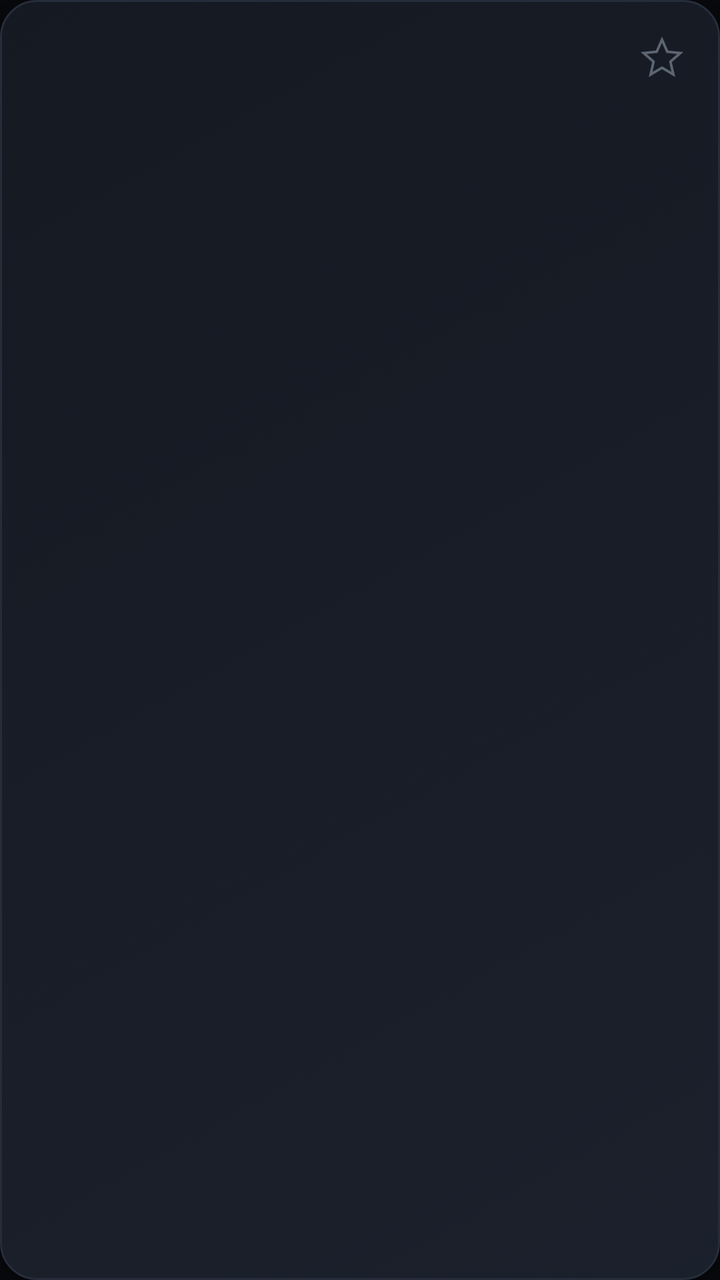
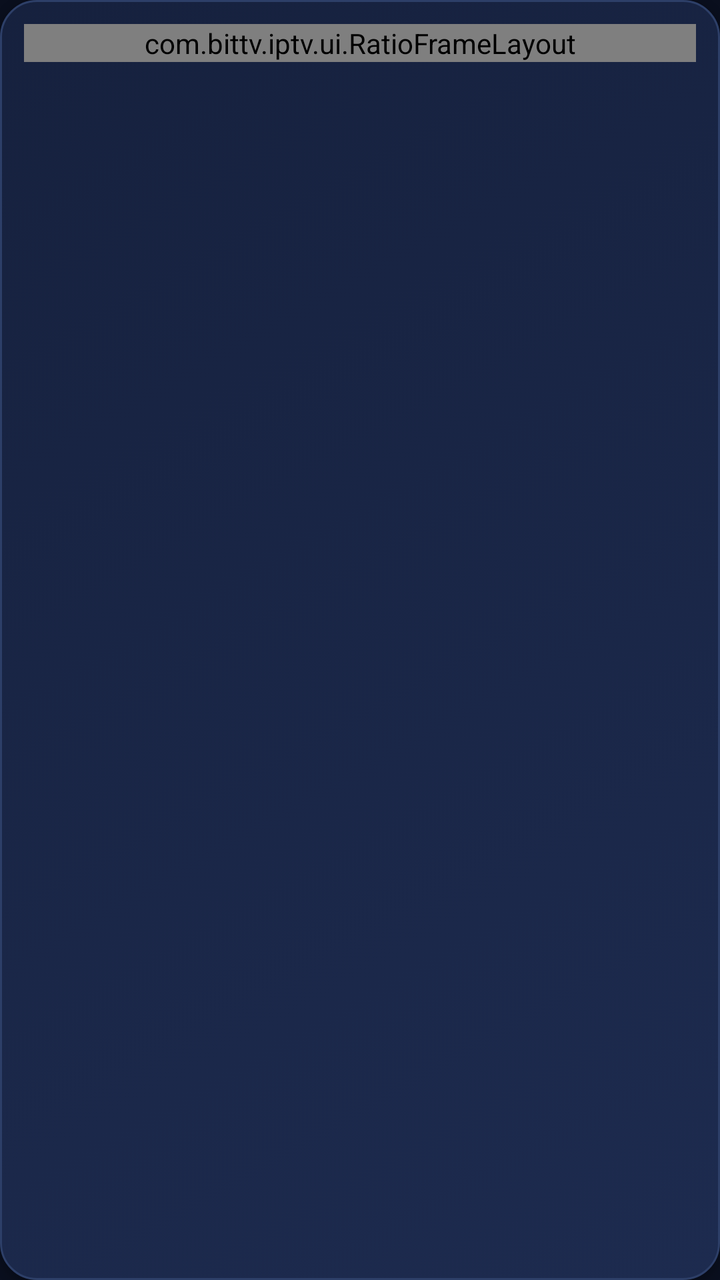

Two renders of the same Android screen: before a commit and after it. Below are the layout's source before the change and the commit's diff.
<!-- AndroidManifest.xml: application theme Theme.BITTV -->
<!-- res/layout/item_channel.xml -->
<?xml version="1.0" encoding="utf-8"?>
<LinearLayout xmlns:android="http://schemas.android.com/apk/res/android"
    android:layout_width="match_parent"
    android:layout_height="wrap_content"
    android:layout_marginStart="6dp"
    android:layout_marginEnd="6dp"
    android:layout_marginBottom="12dp"
    android:orientation="vertical"
    android:padding="12dp"
    android:elevation="2dp"
    android:background="@drawable/bg_channel_selector">

    <FrameLayout
        android:layout_width="match_parent"
        android:layout_height="94dp">

        <ImageView
            android:id="@+id/channelLogo"
            android:layout_width="match_parent"
            android:layout_height="match_parent"
            android:layout_marginEnd="28dp"
            android:scaleType="fitCenter"
            android:contentDescription="Channel logo" />

        <TextView
            android:id="@+id/channelInitial"
            android:layout_width="match_parent"
            android:layout_height="match_parent"
            android:layout_marginEnd="28dp"
            android:gravity="center"
            android:textColor="@color/text_primary"
            android:textSize="22sp"
            android:textStyle="bold"
            android:visibility="gone" />

        <ImageButton
            android:id="@+id/favoriteButton"
            android:layout_width="34dp"
            android:layout_height="34dp"
            android:layout_gravity="top|end"
            android:background="@android:color/transparent"
            android:src="@drawable/ic_star_outline"
            android:scaleType="centerInside"
            android:padding="6dp"
            android:contentDescription="Favorite" />
    </FrameLayout>

    <TextView
        android:id="@+id/channelName"
        android:layout_width="match_parent"
        android:layout_height="wrap_content"
        android:layout_marginTop="9dp"
        android:maxLines="2"
        android:ellipsize="end"
        android:textColor="@color/text_primary"
        android:textStyle="bold"
        android:textSize="14sp"
        android:lineSpacingExtra="1dp" />

    <LinearLayout
        android:layout_width="match_parent"
        android:layout_height="wrap_content"
        android:layout_marginTop="5dp"
        android:orientation="horizontal">

        <TextView
            android:id="@+id/channelLive"
            android:layout_width="wrap_content"
            android:layout_height="wrap_content"
            android:textColor="@color/live_dot"
            android:textSize="11sp"
            android:textStyle="bold" />

        <TextView
            android:id="@+id/channelGroup"
            android:layout_width="0dp"
            android:layout_height="wrap_content"
            android:layout_weight="1"
            android:layout_marginStart="6dp"
            android:maxLines="1"
            android:ellipsize="end"
            android:textColor="@color/text_secondary"
            android:textSize="11sp" />
    </LinearLayout>
    <TextView
        android:id="@+id/channelNowPlaying"
        android:layout_width="wrap_content"
        android:layout_height="wrap_content"
        android:layout_marginTop="6dp"
        android:paddingStart="8dp"
        android:paddingEnd="8dp"
        android:paddingTop="3dp"
        android:paddingBottom="3dp"
        android:background="@drawable/bg_button_primary"
        android:text="▶ SEDANG DIPUTAR"
        android:textColor="@color/text_primary"
        android:textStyle="bold"
        android:textSize="9sp"
        android:letterSpacing="0.04"
        android:visibility="gone" />

</LinearLayout>
<!-- resources referenced by this layout -->
<resources>
  <color name="live_dot">#00E676</color>
  <color name="text_primary">#FFFFFF</color>
  <color name="text_secondary">#9AA5B4</color>
  <!-- drawable bg_button_primary (drawable) -->
  <?xml version="1.0" encoding="utf-8"?>
  <ripple xmlns:android="http://schemas.android.com/apk/res/android"
      android:color="#40FFFFFF">
      <item>
          <shape android:shape="rectangle">
              <gradient
                  android:angle="135"
                  android:startColor="@color/accent_light"
                  android:centerColor="@color/accent"
                  android:endColor="@color/accent_dark"
                  android:type="linear" />
              <corners android:radius="14dp" />
          </shape>
      </item>
  </ripple>
  <!-- drawable bg_channel_selector (drawable) -->
  <?xml version="1.0" encoding="utf-8"?>
  <selector xmlns:android="http://schemas.android.com/apk/res/android">
  
      
      <item android:state_selected="true">
          <ripple android:color="@color/accent_glow">
              <item>
                  <shape android:shape="rectangle">
                      <gradient
                          android:angle="135"
                          android:startColor="@color/accent_soft"
                          android:endColor="@color/surface_elevated"
                          android:type="linear" />
                      <corners android:radius="18dp" />
                      <stroke android:width="2dp" android:color="@color/accent" />
                  </shape>
              </item>
          </ripple>
      </item>
  
      
      <item>
          <ripple android:color="@color/accent_glow">
              <item>
                  <shape android:shape="rectangle">
                      <gradient
                          android:angle="135"
                          android:startColor="@color/surface_elevated"
                          android:endColor="@color/surface"
                          android:type="linear" />
                      <corners android:radius="18dp" />
                      <stroke android:width="1dp" android:color="@color/surface_stroke" />
                  </shape>
              </item>
          </ripple>
      </item>
  </selector>
  <!-- drawable ic_star_outline (drawable) -->
  <vector xmlns:android="http://schemas.android.com/apk/res/android"
      android:width="24dp"
      android:height="24dp"
      android:viewportWidth="24"
      android:viewportHeight="24">
      <path
          android:strokeColor="#5C6572"
          android:strokeWidth="1.4"
          android:fillColor="#00000000"
          android:pathData="M12,2 L14.9,8.6 L22,9.3 L16.6,14 L18.2,21 L12,17.3 L5.8,21 L7.4,14 L2,9.3 L9.1,8.6 Z" />
  </vector>
  <style name="Theme.BITTV" parent="Theme.AppCompat.DayNight.NoActionBar">
          <item name="android:windowActionModeOverlay">true</item>
          <item name="android:colorAccent">@color/accent</item>
          <item name="colorPrimary">@color/accent</item>
          <item name="android:navigationBarColor">@color/bg_root</item>
          <item name="android:statusBarColor">@color/bg_root</item>
          <item name="android:windowLightStatusBar">false</item>
          <item name="android:windowBackground">@color/bg_root</item>
      </style>
  <color name="accent_light">#FF7A66</color>
  <color name="accent">#FF3B54</color>
  <color name="accent_dark">#B01E3D</color>
  <color name="accent_glow">#40FF3B54</color>
  <color name="accent_soft">#3A2027</color>
  <color name="surface_elevated">#1B212C</color>
  <color name="surface">#151922</color>
  <color name="surface_stroke">#262D3A</color>
  <color name="bg_root">#08090C</color>
</resources>

<!-- the commit's change to res/layout/item_channel.xml (unified diff, before → after) -->
@@ -10,9 +10,10 @@
     android:elevation="2dp"
     android:background="@drawable/bg_channel_selector">
 
-    <FrameLayout
+    <com.bittv.iptv.ui.RatioFrameLayout
+        android:id="@+id/channelLogoFrame"
         android:layout_width="match_parent"
-        android:layout_height="94dp">
+        android:layout_height="wrap_content">
 
         <ImageView
             android:id="@+id/channelLogo"
@@ -43,7 +44,7 @@
             android:scaleType="centerInside"
             android:padding="6dp"
             android:contentDescription="Favorite" />
-    </FrameLayout>
+    </com.bittv.iptv.ui.RatioFrameLayout>
 
     <TextView
         android:id="@+id/channelName"
<!-- resource entries referenced after the edit -->
@@ -1,8 +1,8 @@
 <!-- resources referenced by this layout -->
 <resources>
-  <color name="live_dot">#00E676</color>
+  <color name="live_dot">#00F08A</color>
   <color name="text_primary">#FFFFFF</color>
-  <color name="text_secondary">#9AA5B4</color>
+  <color name="text_secondary">#A7B3D6</color>
   <!-- drawable bg_button_primary (drawable) -->
   <?xml version="1.0" encoding="utf-8"?>
   <ripple xmlns:android="http://schemas.android.com/apk/res/android"
@@ -78,14 +78,14 @@
           <item name="android:windowLightStatusBar">false</item>
           <item name="android:windowBackground">@color/bg_root</item>
       </style>
-  <color name="accent_light">#FF7A66</color>
-  <color name="accent">#FF3B54</color>
-  <color name="accent_dark">#B01E3D</color>
-  <color name="accent_glow">#40FF3B54</color>
-  <color name="accent_soft">#3A2027</color>
-  <color name="surface_elevated">#1B212C</color>
-  <color name="surface">#151922</color>
-  <color name="surface_stroke">#262D3A</color>
-  <color name="bg_root">#08090C</color>
+  <color name="accent_light">#FF8A6E</color>
+  <color name="accent">#FF2E52</color>
+  <color name="accent_dark">#B0193C</color>
+  <color name="accent_glow">#40FF2E52</color>
+  <color name="accent_soft">#3A2033</color>
+  <color name="surface_elevated">#1D2B4F</color>
+  <color name="surface">#16213E</color>
+  <color name="surface_stroke">#2D3F68</color>
+  <color name="bg_root">#0A0F1E</color>
 </resources>
 
